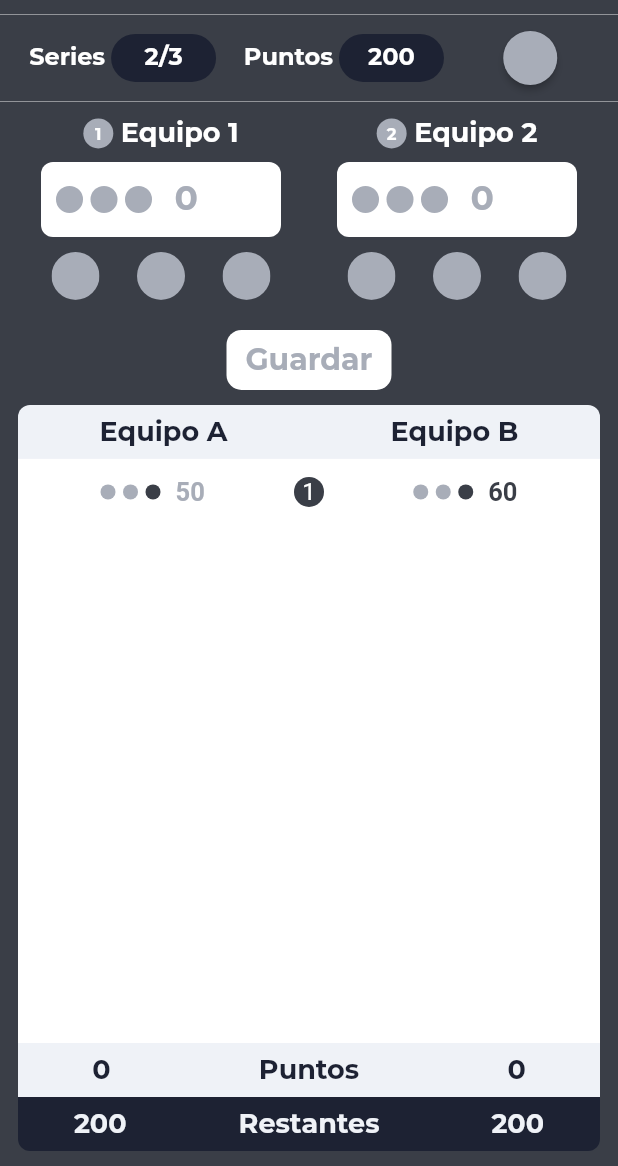
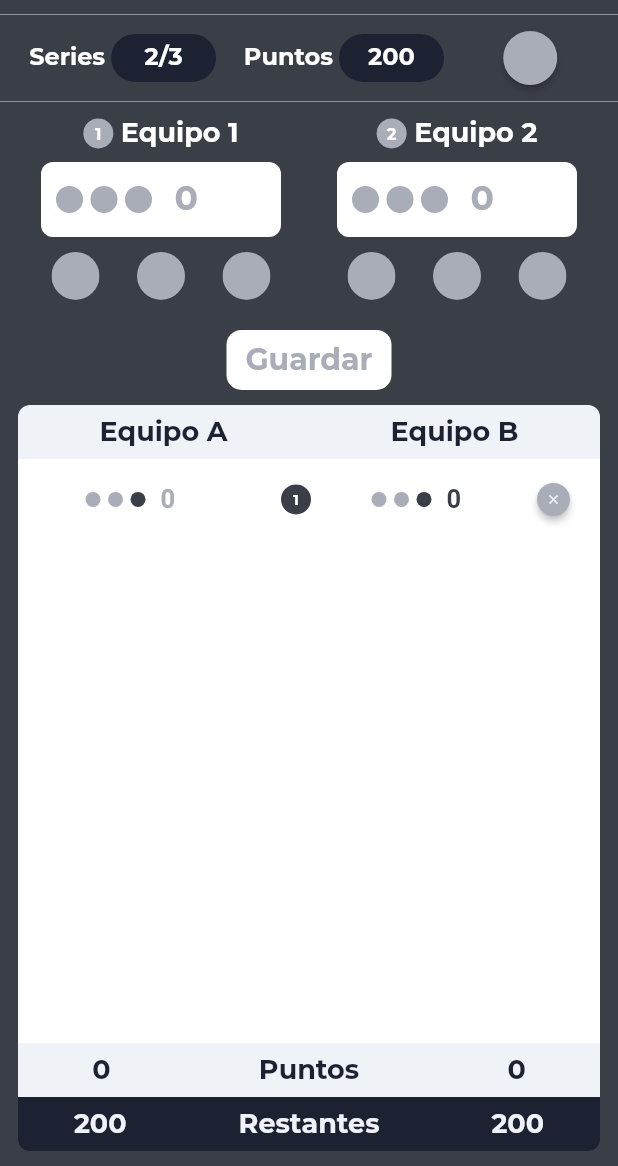
Before and after one commit to nexstar-abrahammella/Dominote, a Flutter app: the screen it shows after launch, after a tap on "Guardar", on a phone screen of 412 x 824 dp, the part 70-1236 px from its top. Run offline on Flutter 3.47's test engine with Material 2 defaults, Android fonts, the phone set to English and light mode, and no system bars; Roboto replaces fonts that are missing (Montserrat).

```diff
--- a/lib/components/points_table_row.dart
+++ b/lib/components/points_table_row.dart
@@ -1,10 +1,15 @@
+import 'package:flutter/cupertino.dart';
 import 'package:flutter/material.dart';
 import 'package:dominote/utilities/styles.dart';
+import 'package:dominote/screens/home_screen.dart';
 
 class PointsTableRow extends StatefulWidget {
   final Map<String, int> points;
   final Map<String, int> fastPlay;
-  PointsTableRow({this.points, this.fastPlay});
+  final int indexRow;
+  final VoidCallback onDelete;
+
+  PointsTableRow({this.points, this.fastPlay, this.indexRow, this.onDelete});
   @override
   _PointsTableRowState createState() => _PointsTableRowState();
 }
@@ -64,22 +69,55 @@ class _PointsTableRowState extends State<PointsTableRow> {
   Widget build(BuildContext context) {
     bool roundWinnerTeamA = widget.points['teamA'] > widget.points['teamB'];
     return Container(
-      padding: EdgeInsets.only(top: 12, left: 55, right: 55),
+      padding: EdgeInsets.only(top: 12, left: 30, right: 20),
       child: Row(
         mainAxisAlignment: MainAxisAlignment.spaceBetween,
         children: <Widget>[
-          teamPointsAndIndicator(
-              points: widget.points['teamA'], roundWinner: roundWinnerTeamA),
-          CircleAvatar(
-            backgroundColor: blue700,
-            radius: 10,
-            child: Text(
-              "1",
-              style: TextStyle(color: whiteColor),
+          Container(
+            padding: EdgeInsets.only(left: 15.0),
+            width: 120,
+            child: teamPointsAndIndicator(
+                points: widget.points['teamA'], roundWinner: roundWinnerTeamA),
+          ),
+          Container(
+            height: 30,
+            width: 20,
+            child: CircleAvatar(
+              backgroundColor: blue700,
+              radius: 10,
+              child: Text(
+                "${widget.indexRow}",
+                style: teamIndexStyle,
+              ),
             ),
           ),
-          teamPointsAndIndicator(
-              points: widget.points['teamB'], roundWinner: !roundWinnerTeamA),
+          Container(
+            padding: EdgeInsets.only(left: 15.0),
+            width: 100,
+            child: teamPointsAndIndicator(
+                points: widget.points['teamB'], roundWinner: !roundWinnerTeamA),
+          ),
+          Container(
+              height: 25,
+              width: 22,
+              child: RawMaterialButton(
+                onPressed: () {
+                  setState(() {
+                    print('ok');
+                    points.removeAt(widget.indexRow);
+                    print(points);
+                  });
+                },
+                elevation: 2.0,
+                fillColor: blue300,
+                child: Icon(
+                  Icons.clear,
+                  size: 10.0,
+                  color: blue200,
+                ),
+                padding: EdgeInsets.all(5.0),
+                shape: CircleBorder(),
+              )),
         ],
       ),
     );
--- a/lib/screens/home_screen.dart
+++ b/lib/screens/home_screen.dart
@@ -6,6 +6,7 @@ import 'package:dominote/components/game_information.dart';
 import '../utilities/internationalization_constants.dart';
 import 'package:dominote/components/points_table_row.dart';
 import 'package:dominote/utilities/internationalization_constants.dart';
+import 'package:dominote/components/testListBuilder.dart';
 
 import '../utilities/styles.dart';
 
@@ -16,8 +17,24 @@ int restantTeamAPoint = totalScore;
 int restantTeamBPoint = totalScore;
 bool isTeamAWinner = false;
 bool isTeamBWinner = false;
+int value = 0;
+List points = [];
+String locale = "es";
 
-String locale = "es";
+void removeServiceCard(index) {
+  points.remove(index);
+}
+
+_buildRow(int index) {
+  return PointsTableRow(
+    points: {
+      'teamA': int.parse(points[index]["teamAPoints"]),
+      'teamB': int.parse(points[index]["teamBPoints"])
+    },
+    fastPlay: {'teamA': 1, 'teamB': 1},
+    indexRow: index + 1,
+  );
+}
 
 class HomeScreen extends StatefulWidget {
   @override
@@ -52,6 +69,7 @@ class _HomeScreenState extends State<HomeScreen> {
 
   void saveButton() {
     setState(() {
+      addPointsGame();
       totalTeamAPoint += int.parse(teamAGamePoints);
       totalTeamBPoint += int.parse(teamBGamePoints);
       updateTotalScoreWinner();
@@ -80,12 +98,24 @@ class _HomeScreenState extends State<HomeScreen> {
     });
   }
 
+  void addPointsGame() {
+    points
+        .add({"teamAPoints": teamAGamePoints, "teamBPoints": teamBGamePoints});
+    _addItem();
+  }
+
   void resetGame() {
     totalTeamAPoint = 0;
     totalTeamBPoint = 0;
     totalScore = 200;
     restantTeamAPoint = totalScore;
     restantTeamBPoint = totalScore;
+  }
+
+  _addItem() {
+    setState(() {
+      value = value + 1;
+    });
   }
 
   @override
@@ -199,11 +229,12 @@ class _HomeScreenState extends State<HomeScreen> {
   }
 }
 
-class PointsTable extends StatelessWidget {
-  const PointsTable({
-    Key key,
-  }) : super(key: key);
+class PointsTable extends StatefulWidget {
+  @override
+  _PointsTableState createState() => _PointsTableState();
+}
 
+class _PointsTableState extends State<PointsTable> {
   @override
   Widget build(BuildContext context) {
     return Expanded(
@@ -238,13 +269,8 @@ class PointsTable extends StatelessWidget {
               child: Container(
                 color: whiteColor,
                 child: ListView.builder(
-                    itemCount: 1,
-                    itemBuilder: (context, index) {
-                      return PointsTableRow(
-                        points: {'teamA': 50, 'teamB': 60},
-                        fastPlay: {'teamA': 1, 'teamB': 1},
-                      );
-                    }),
+                    itemCount: value,
+                    itemBuilder: (context, index) => _buildRow(index)),
               ),
             ),
             Container(
--- a/lib/utilities/styles.dart
+++ b/lib/utilities/styles.dart
@@ -82,3 +82,10 @@ const inputDecorationTeamPoint = InputDecoration(
   hintText: "0",
   hintStyle: teamPointsHintTextInput,
 );
+
+const teamIndexStyle = TextStyle(
+  fontSize: 10,
+  color: whiteColor,
+  fontWeight: FontWeight.bold,
+  fontFamily: 'Monserrat',
+);
```
